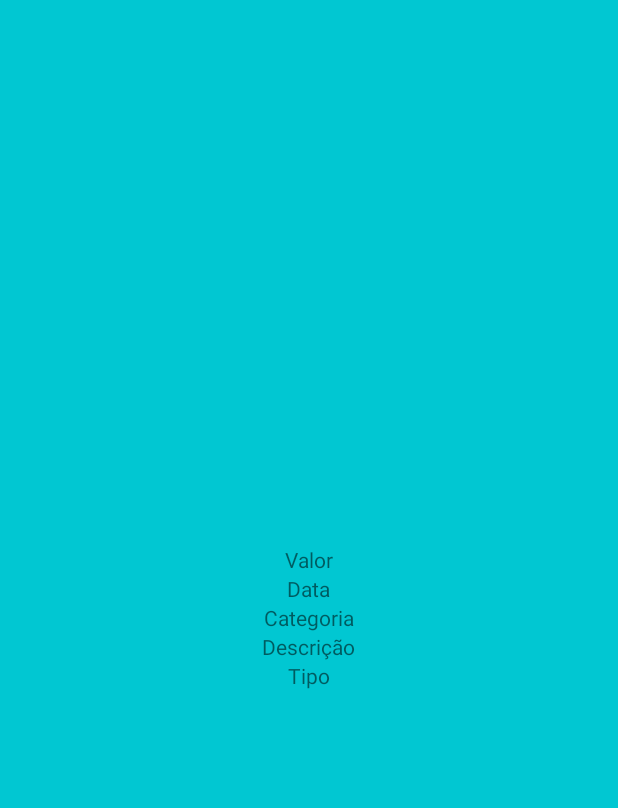
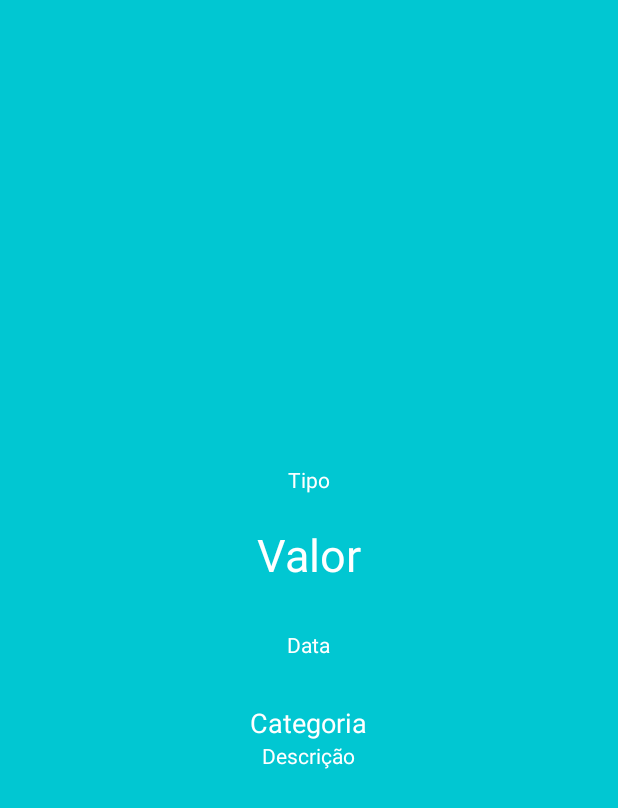
Before and after one commit to fabriciocurvello/DrDespesa, an Android app: the layout activity_detalhe.xml on its own in the app's theme, with its tools: preview values and no code run, on a phone screen of 412 x 824 dp. Shown: the top 808 px of the screen. Run offline under Robolectric (Android 15) with nearby library versions, the phone set to English and light mode, and no system bars.

Commit message:
Adicionado Activity Detalhes

```diff
--- /dev/null
+++ b/app/src/main/java/com/example/fabricio/drdespesa/OnCardClickListener.java
@@ -0,0 +1,6 @@
+package com.example.fabricio.drdespesa;
+
+public interface OnCardClickListener {
+
+    public void OnMovimentacaoClickListener ();
+}
--- a/app/src/main/java/com/example/fabricio/drdespesa/model/Movimentacao.java
+++ b/app/src/main/java/com/example/fabricio/drdespesa/model/Movimentacao.java
@@ -6,7 +6,9 @@ import com.example.fabricio.drdespesa.util.DateCustom;
 import com.google.firebase.auth.FirebaseAuth;
 import com.google.firebase.database.DatabaseReference;
 
-public class Movimentacao {
+import java.io.Serializable;
+
+public class Movimentacao implements Serializable {
 
     private String data;
     private String categoria;
--- a/app/src/main/res/layout/activity_detalhe.xml
+++ b/app/src/main/res/layout/activity_detalhe.xml
@@ -19,34 +19,51 @@
         app:layout_constraintTop_toTopOf="parent">
 
         <TextView
+            android:id="@+id/textTipoDetalhe"
+            android:layout_width="wrap_content"
+            android:layout_height="wrap_content"
+            android:layout_gravity="center_horizontal"
+            android:layout_marginBottom="20dp"
+            android:text="Tipo"
+            android:textColor="@android:color/white"
+            tools:layout_editor_absoluteX="178dp"
+            tools:layout_editor_absoluteY="195dp" />
+
+        <TextView
             android:id="@+id/textValorDetalhe"
             android:layout_width="wrap_content"
             android:layout_height="wrap_content"
-            android:text="Valor"    />
+            android:layout_gravity="center_horizontal"
+            android:layout_marginBottom="30dp"
+            android:text="Valor"
+            android:textColor="@android:color/white"
+            android:textSize="30sp" />
 
         <TextView
             android:id="@+id/textDataDetalhe"
             android:layout_width="wrap_content"
             android:layout_height="wrap_content"
-            android:text="Data"    />
+            android:layout_gravity="center_horizontal"
+            android:layout_marginBottom="30dp"
+            android:text="Data"
+            android:textColor="@android:color/white" />
 
         <TextView
             android:id="@+id/textCategoriaDetalhe"
             android:layout_width="wrap_content"
             android:layout_height="wrap_content"
-            android:text="Categoria"    />
+            android:layout_gravity="center_horizontal"
+            android:text="Categoria"
+            android:textColor="@android:color/white"
+            android:textSize="18sp" />
 
         <TextView
             android:id="@+id/textDescricaoDetalhe"
             android:layout_width="wrap_content"
             android:layout_height="wrap_content"
-            android:text="Descrição"    />
-
-        <TextView
-            android:id="@+id/textTipoDetalhe"
-            android:layout_width="wrap_content"
-            android:layout_height="wrap_content"
-            android:text="Tipo"    />
+            android:layout_gravity="center_horizontal"
+            android:text="Descrição"
+            android:textColor="@android:color/white" />
 
     </LinearLayout>
 
```
Also changed, not shown: app/src/main/java/com/example/fabricio/drdespesa/activity/DetalheActivity.java (+40 -0 lines), app/src/main/java/com/example/fabricio/drdespesa/activity/MainActivity.java (+18 -1 lines), app/src/main/java/com/example/fabricio/drdespesa/adapter/AdapterMovimentacao.java (+26 -3 lines).
